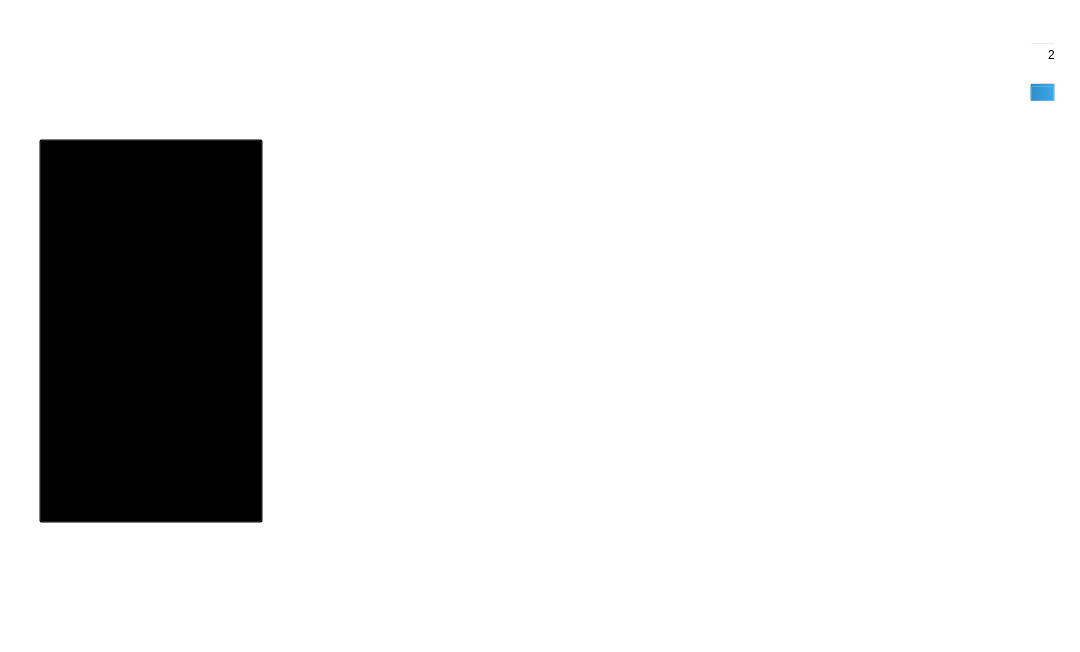
This is 7in_pm/homepage.ui in gwd492552396/Gwd as Qt 5 draws it before an edit. The edited form follows.
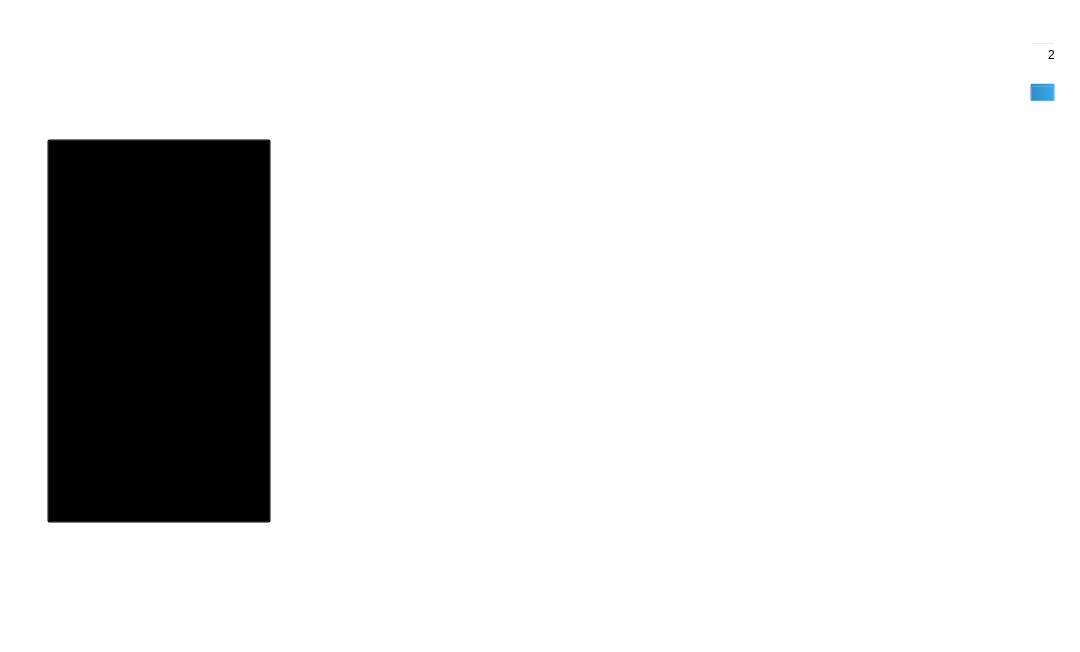
This is the edited form. Icons and pictures are not drawn.

Patch:
```diff
--- a/7in_pm/homepage.ui
+++ b/7in_pm/homepage.ui
@@ -127,6 +127,22 @@
    </item>
    <item>
     <layout class="QHBoxLayout" name="hlayout">
+     <property name="spacing">
+      <number>30</number>
+     </property>
+     <item>
+      <spacer name="horizontalSpacer_5">
+       <property name="orientation">
+        <enum>Qt::Horizontal</enum>
+       </property>
+       <property name="sizeHint" stdset="0">
+        <size>
+         <width>40</width>
+         <height>20</height>
+        </size>
+       </property>
+      </spacer>
+     </item>
      <item>
       <widget class="QPushButton" name="btn_video">
        <property name="sizePolicy">
@@ -263,6 +279,19 @@
        </property>
       </widget>
      </item>
+     <item>
+      <spacer name="horizontalSpacer_6">
+       <property name="orientation">
+        <enum>Qt::Horizontal</enum>
+       </property>
+       <property name="sizeHint" stdset="0">
+        <size>
+         <width>40</width>
+         <height>20</height>
+        </size>
+       </property>
+      </spacer>
+     </item>
     </layout>
    </item>
    <item>
```
